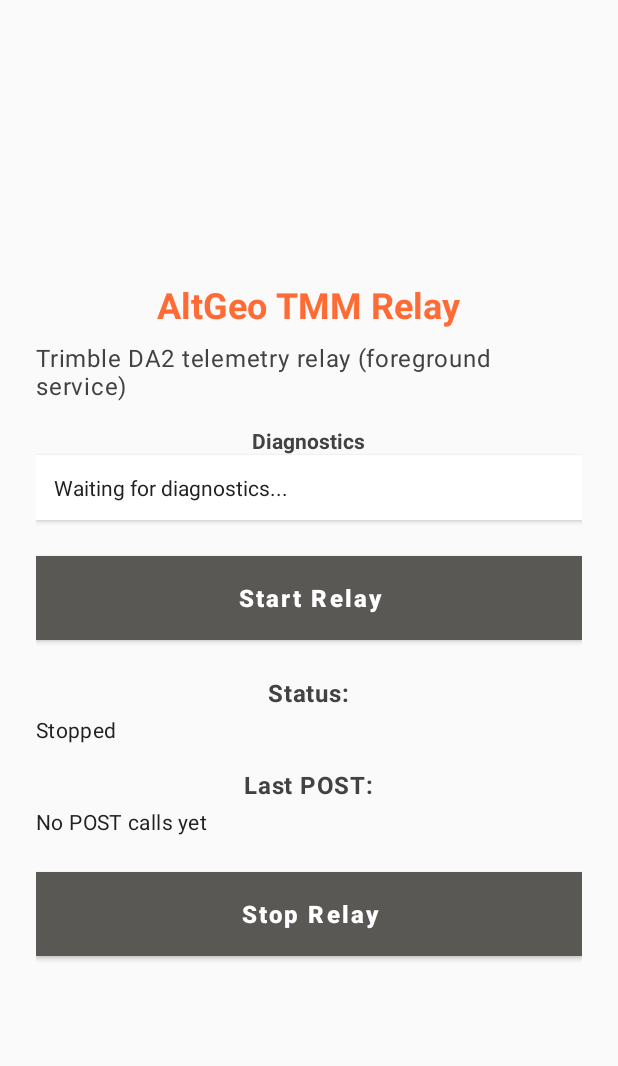
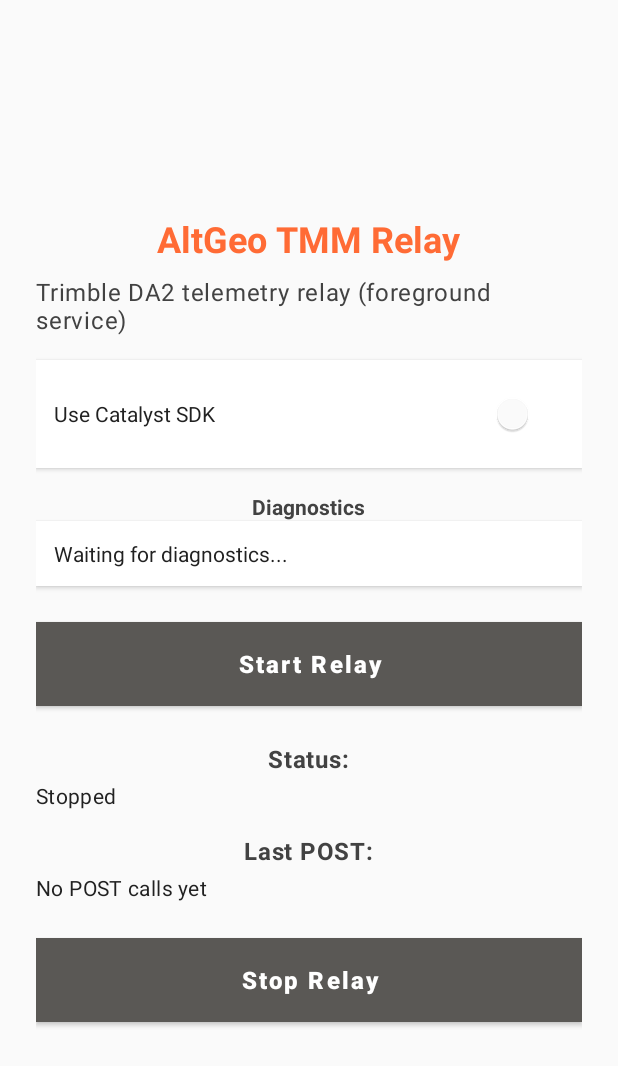
Before and after one commit to itkunal86-per/tmm-relay-android, an Android app: the screen it shows after launch (MainActivity), on a phone screen of 412 x 824 dp. Shown: the top 1066 px of the screen. Run offline under Robolectric (Android 15) with nearby library versions, the phone set to English and light mode, and no system bars; 1 statement that could not run was skipped.

Commit message:
ma santoshi

```diff
--- a/app/build.gradle.kts
+++ b/app/build.gradle.kts
@@ -79,6 +79,9 @@ dependencies {
     // Coroutines (background work)
     implementation("org.jetbrains.kotlinx:kotlinx-coroutines-android:1.8.1")
 
+    // Trimble Catalyst SDK - AAR files from lib folder (root level)
+    implementation(fileTree(mapOf("dir" to "../lib", "include" to listOf("*.aar"))))
+
     // Testing
    testImplementation("junit:junit:4.13.2")
     androidTestImplementation("androidx.test.ext:junit:1.2.1")
--- a/app/src/main/AndroidManifest.xml
+++ b/app/src/main/AndroidManifest.xml
@@ -10,6 +10,7 @@
     <uses-permission android:name="android.permission.POST_NOTIFICATIONS" />
     <uses-permission android:name="android.permission.RECEIVE_BOOT_COMPLETED" />
     <uses-permission android:name="android.permission.BLUETOOTH_CONNECT"/>
+    <uses-permission android:name="android.permission.BLUETOOTH_SCAN"/>
     <uses-permission android:name="android.permission.NEARBY_WIFI_DEVICES"/>
 
     <!-- Samsung One UI / Android 10-16 compatibility -->
--- a/app/src/main/java/com/hirenq/tmmrelay/MainActivity.kt
+++ b/app/src/main/java/com/hirenq/tmmrelay/MainActivity.kt
@@ -14,6 +14,7 @@ import androidx.core.content.ContextCompat
 import androidx.localbroadcastmanager.content.LocalBroadcastManager
 import com.hirenq.tmmrelay.databinding.ActivityMainBinding
 import com.hirenq.tmmrelay.service.TmmRelayService
+import com.hirenq.tmmrelay.util.SettingsUtil
 
 class MainActivity : ComponentActivity() {
 
@@ -76,6 +77,12 @@ class MainActivity : ComponentActivity() {
 
         updateStatusUI("Stopped", "", "")
         binding.tvDiagnostics.text = "Waiting for diagnostics..."
+
+        // Load and set the connection type preference
+        binding.switchUseCatalyst.isChecked = SettingsUtil.useCatalyst(this)
+        binding.switchUseCatalyst.setOnCheckedChangeListener { _, isChecked ->
+            SettingsUtil.setUseCatalyst(this, isChecked)
+        }
 
         binding.btnStart.setOnClickListener {
             ensurePermissions()
--- a/app/src/main/res/layout/activity_main.xml
+++ b/app/src/main/res/layout/activity_main.xml
@@ -21,6 +21,32 @@
         android:layout_marginTop="8dp"
         android:text="@string/app_desc"
         android:textAppearance="@style/HirenqSubtitle" />
+
+    <!-- Connection Type Selection -->
+    <LinearLayout
+        android:layout_width="match_parent"
+        android:layout_height="wrap_content"
+        android:layout_marginTop="16dp"
+        android:orientation="horizontal"
+        android:gravity="center_vertical"
+        android:padding="12dp"
+        android:background="@color/background_card"
+        android:elevation="2dp">
+
+        <TextView
+            android:layout_width="0dp"
+            android:layout_height="wrap_content"
+            android:layout_weight="1"
+            android:text="Use Catalyst SDK"
+            android:textColor="@color/text_primary"
+            android:textSize="14sp" />
+
+        <androidx.appcompat.widget.SwitchCompat
+            android:id="@+id/switchUseCatalyst"
+            android:layout_width="wrap_content"
+            android:layout_height="wrap_content"
+            android:checked="false" />
+    </LinearLayout>
 
         <TextView
     android:id="@+id/tvDiagnosticsTitle"
```
Also changed, not shown: app/src/main/java/com/hirenq/tmmrelay/service/TmmRelayService.kt (+40 -9 lines).
